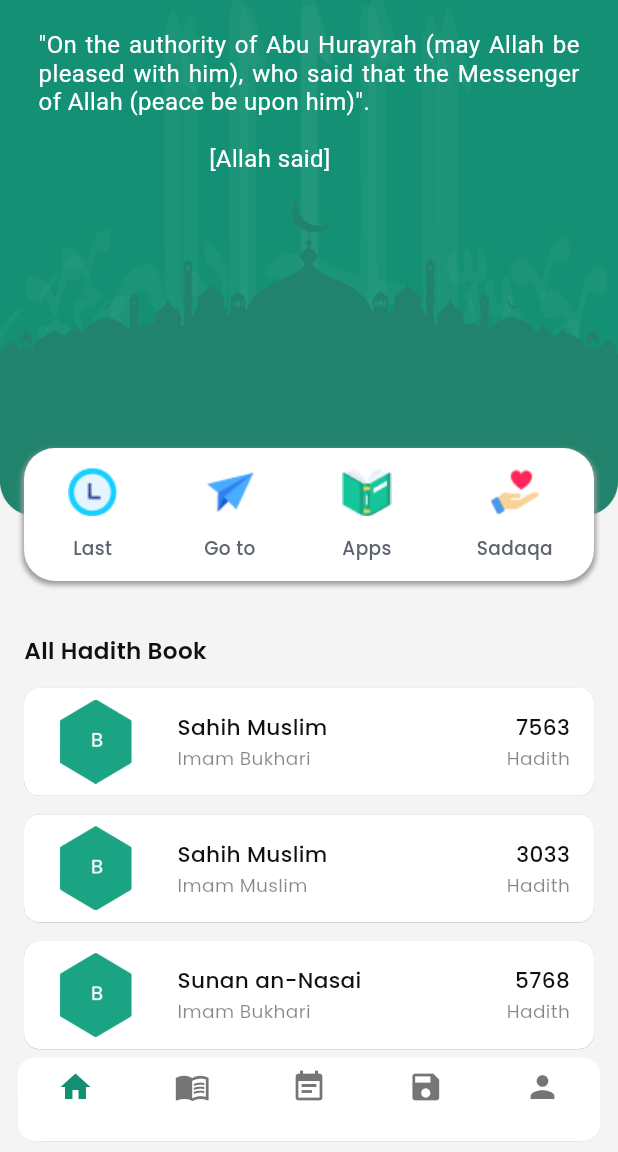
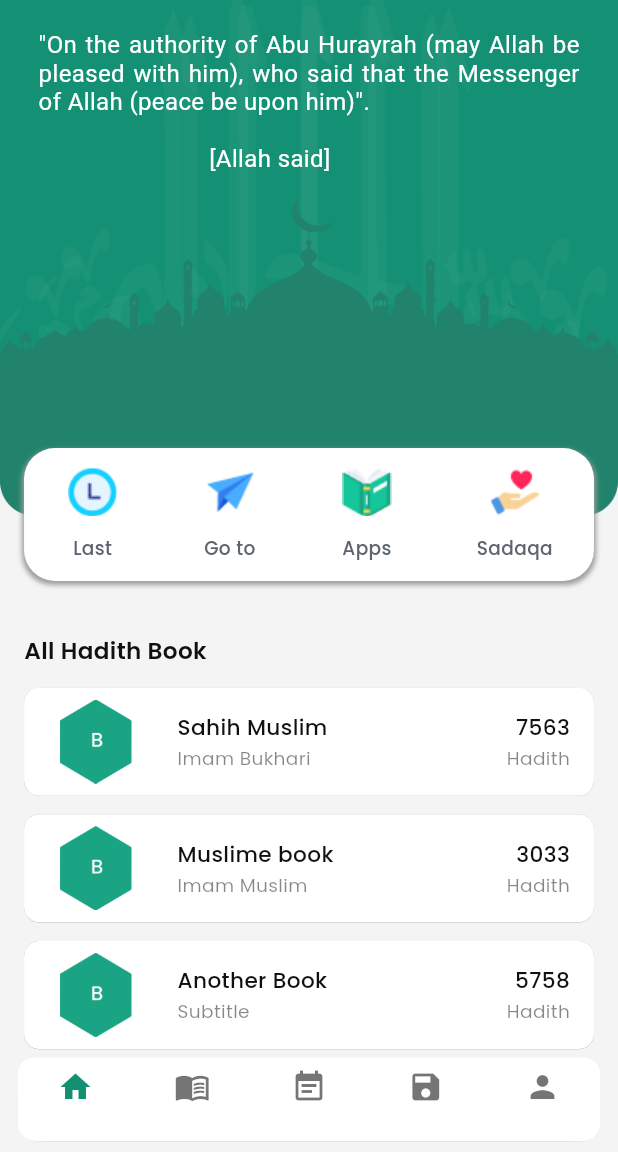
Before and after one commit to nurnabimiah/Al_hadish_Book_Interview_task, a Flutter app: the screen it shows after launch, on a phone screen of 412 x 824 dp, the part 84-1236 px from its top. Run offline on Flutter 3.47's test engine with Material 2 defaults, Android fonts, the phone set to English and light mode, and no system bars; drawn by our look-alikes of carousel_slider; our stand-ins replace flutter_screenutil, get, get_it, google_fonts, sqflite; accounts and stored records are empty.

Commit message:
data call : all data are called from the sqflite database

```diff
--- a/lib/controller/hadith_book_controller.dart
+++ b/lib/controller/hadith_book_controller.dart
@@ -18,6 +18,7 @@
 
 
 class HadithBookController extends GetxController {
+
   RxList<HadithBook> _books = <HadithBook>[].obs;
 
   @override
@@ -31,6 +32,11 @@
     await _loadBooks();
   }
 
+
+
+
+
+
   Future<void> _loadBooks() async {
     final books = await DatabaseHelper.database.query('hadith_books');
     for (final book in books) {
@@ -41,6 +47,7 @@
       final String pageRange = book['page_range'] as String;
 
       final chapters = await DatabaseHelper.database.query('chapters', where: 'book_id = ?', whereArgs: [bookId]);
+      print('...............................>>> ${chapters}');
 
       final hadithBook = HadithBook(
         id: bookId,
--- a/lib/data/model/hadith_book_model.dart
+++ b/lib/data/model/hadith_book_model.dart
@@ -14,9 +14,9 @@
   final String subName;
   final String image;
   final String pageRange;
-  final List<Chapter> chapters;
+  final List<Chapter> ?chapters;
 
-  HadithBook({this.id, required this.name,required this.subName, required this.image, required this.pageRange, required this.chapters});
+  HadithBook({this.id, required this.name,required this.subName, required this.image, required this.pageRange, this.chapters});
 
   // Convert HadithBook instance to a map
   Map<String, dynamic> toMap() {
@@ -40,17 +40,24 @@
       chapters: [],
     );
   }
+
+  @override
+  String toString() {
+    return 'HadithBook{id: $id, name: $name, subName: $subName, image: $image, pageRange: $pageRange, chapters: $chapters}';
+  }
 }
+
 
 class Chapter {
   final int? id;
+  String ? bookId;
   final String title;
   final String subtitle;
 
-  Chapter({this.id, required this.title, required this.subtitle});
+  Chapter({this.id, this.bookId, required this.title, required this.subtitle});
 
   // Convert Chapter instance to a map
-  Map<String, dynamic> toMap(int bookId) {
+  Map<String, dynamic> toMap() {
     return {
       'id': id,
       'book_id': bookId,
@@ -63,8 +70,14 @@
   static Chapter fromMap(Map<String, dynamic> map) {
     return Chapter(
       id: map['id'],
+      bookId: map['bookId'],
       title: map['title'],
       subtitle: map['subtitle'],
     );
   }
+
+  @override
+  String toString() {
+    return 'Chapter{id: $id, bookId:$bookId, title: $title, subtitle: $subtitle}';
+  }
 }
--- a/lib/db_helper/db_helper.dart
+++ b/lib/db_helper/db_helper.dart
@@ -13,8 +13,15 @@
 
 class DatabaseHelper {
   static late Database _database;
+  static var chapter1;
+  static var chapter2;
+  static var chapter3;
+
+
 
   static Future<void> initializeDatabase() async {
+
+
     _database = await openDatabase(
       join(await getDatabasesPath(), 'hadith_database.db'),
 
@@ -43,59 +50,69 @@
   }
 
 
+
+
   static Future<void> insertSampleData() async {
     final books = await _database.query('hadith_books');
     if (books.isEmpty) {
-      final book1 = HadithBook(
+      List<HadithBook> hadithBookList = [
+        HadithBook(
           name: 'Sahih Muslim',
           subName: 'Imam Bukhari',
-        image: 'assets/images/book1.png',
+          image: 'assets/images/book.png',
           pageRange: '7563',
           chapters: [
-          Chapter(title: 'Chapter 1.1', subtitle: 'Subtitle 1.1'),
-          Chapter(title: 'Chapter 1.2', subtitle: 'Subtitle 1.2'),
+            Chapter(title: 'Subject Name', subtitle: 'Hadith Range 1-7'),
+            Chapter(title: 'Subject Name', subtitle: 'Hadith Range 1-7'),
+            Chapter(title: 'Subject Name', subtitle: 'Hadith Range 1-7'),
+            Chapter(title: 'Subject Name', subtitle: 'Hadith Range 1-7'),
+            Chapter(title: 'Subject Name', subtitle: 'Hadith Range 1-7'),
+            Chapter(title: 'Subject Name', subtitle: 'Hadith Range 1-7'),
+            Chapter(title: 'Subject Name', subtitle: 'Hadith Range 1-7'),
+            Chapter(title: 'Subject Name', subtitle: 'Hadith Range 1-7'),
+            Chapter(title: 'Subject Name', subtitle: 'Hadith Range 1-7'),
+            // Add more chapters as needed
           ],
-      );
-
-      final book2 = HadithBook(
-        name: 'Sahih Muslim',
+        ),
+        HadithBook(
+          name: 'Muslime book',
           subName: 'Imam Muslim',
-        image: 'assets/images/book1.png',
+          image: 'assets/images/muslime_book.png',
           pageRange: '3033',
           chapters: [
-          Chapter(title: 'Chapter 1.1', subtitle: 'Subtitle 1.1'),
-          Chapter(title: 'Chapter 1.2', subtitle: 'Subtitle 1.2'),
+            Chapter(title: 'Subject Name', subtitle: 'Hadith Range 1-7'),
+            Chapter(title: 'Subject Name', subtitle: 'Hadith Range 1-7'),
+            Chapter(title: 'Subject Name', subtitle: 'Hadith Range 1-7'),
+            Chapter(title: 'Subject Name', subtitle: 'Hadith Range 1-7'),
+            Chapter(title: 'Subject Name', subtitle: 'Hadith Range 1-7'),
+            // Add more chapters as needed
           ],
+        ),
+        HadithBook(
+          name: 'Another Book',
+          subName: 'Subtitle',
+          image: 'assets/images/muslime_book.png',
+          pageRange: '5758',
+          chapters: [
+            Chapter(title: 'Subject Name', subtitle: 'Hadith Range 1-7')
+            // Add more chapters as needed
+          ],
+        ),
+      ];
+
+      for (int j = 0; j < hadithBookList.length; j++) {
+        final HadithBook book = hadithBookList[j];
+
+        final bookId = await _database.insert('hadith_books', book.toMap());
+
+        List<Chapter> chapters = book.chapters ?? [];
+        for (int i = 0; i < chapters.length; i++) {
+          var chapter = Chapter(
+            title: chapters[i].title,
+            subtitle: chapters[i].subtitle,
+            bookId: bookId.toString(),
           );
-
-      final book3 = HadithBook(
-        name: 'Sunan an-Nasai',
-        subName: 'Imam Bukhari',
-        image: 'assets/images/book1.png',
-        pageRange: '5768',
-        chapters: [
-          Chapter(title: 'Chapter 1.1', subtitle: 'Subtitle 1.1'),
-          Chapter(title: 'Chapter 1.2', subtitle: 'Subtitle 1.2'),
-        ],
-      );
-
-
-      await _database.insert('hadith_books', book1.toMap());
-      await _database.insert('hadith_books', book2.toMap());
-      await _database.insert('hadith_books', book3.toMap());
-    }
-
-    final insertedBooks = await _database.query('hadith_books');
-
-    for (final book in insertedBooks) {
-      final bookId = book['id'] as int;
-      final chaptersExist = await _database.query('chapters', where: 'book_id = ?', whereArgs: [bookId]);
-
-      if (chaptersExist.isEmpty) {
-        final hadithBook = HadithBook.fromMap(book);
-
-        for (final chapter in hadithBook.chapters) {
-          await _database.insert('chapters', chapter.toMap(bookId));
+          await _database.insert('chapters', chapter.toMap());
         }
       }
     }
@@ -104,5 +121,147 @@
 
 
 
+/*  static Future<void> insertSampleData() async {
+    final books = await _database.query('hadith_books');
+    if (books.isEmpty) {
+      List<HadithBook> hadithBookList = [
+        HadithBook(
+          name: 'Sample Hadith Book',
+          subName: 'Imam XYZ',
+          image: 'assets/images/sample_book.png',
+          pageRange: 'Page Range',
+        ),
+        HadithBook(
+          name: 'Muslime book',
+          subName: 'Nayon',
+          image: 'assets/images/muslime_book.png',
+          pageRange: 'Page Range',
+        ),
+        HadithBook(
+          name: 'Another Book',
+          subName: 'Subtitle',
+          image: 'assets/images/another_book.png',
+          pageRange: 'Page Range',
+        ),
+      ];
+
+
+      for (int j = 0; j < hadithBookList.length; j++) {
+        final HadithBook book = hadithBookList[j];
+
+        final bookId = await _database.insert('hadith_books', book.toMap());
+
+        List<Chapter> chapters = [];
+        for (int i = 1; i <= 10; i++) {
+          var chapter = Chapter(
+            title: 'Chapter $i for Book ${j + 1}',
+            subtitle: 'Subtitle $i for Book ${j + 1}',
+            bookId: bookId.toString(),
+          );
+          await _database.insert('chapters', chapter.toMap());
+          chapters.add(chapter);
+        }
+      }
+    }
+  }*/
+
+
+
+
+
+
+
+
+  // static Future<void> insertSampleData() async {
+  //   final books = await _database.query('hadith_books');
+  //   if (books.isEmpty) {
+  //     for (int j = 1; j <= 3; j++) {
+  //       HadithBook? book;
+  //
+  //       if (j == 1) {
+  //         book = HadithBook(
+  //           name: 'Sample Hadith',
+  //           subName: 'Imam XYZ $j',
+  //           image: 'assets/images/sample_book_$j.png',
+  //           pageRange: 'Page Range $j',
+  //         );
+  //       } else if (j == 2) {
+  //         book = HadithBook(
+  //           name: 'Muslime book $j',
+  //           subName: 'Nayon $j',
+  //           image: 'assets/images/muslime_book_$j.png',
+  //           pageRange: 'Page Range $j',
+  //         );
+  //       } else if (j == 3) {
+  //         book = HadithBook(
+  //           name: 'Another Book $j',
+  //           subName: 'Subtitle $j',
+  //           image: 'assets/images/another_book',
+  //           pageRange: 'Page Range',
+  //         );
+  //       }
+  //
+  //       if (book != null) {
+  //         final bookId = await _database.insert('hadith_books', book.toMap());
+  //
+  //         List<Chapter> chapters = [];
+  //         for (int i = 1; i <= 20; i++) {
+  //           var chapter = Chapter(
+  //             title: 'Chapter $i for Book $j',
+  //             subtitle: 'Subtitle $i for Book $j',
+  //             bookId: bookId.toString(),
+  //           );
+  //           await _database.insert('chapters', chapter.toMap());
+  //           chapters.add(chapter);
+  //         }
+  //       }
+  //     }
+  //   }
+  // }
+
+
+
+
+
+
+
+
+
+
+
+
+
+
+  // static Future<void> insertSampleData() async {
+  //   final books = await _database.query('hadith_books');
+  //   if (books.isEmpty) {
+  //     for (int j = 1; j <= 3; j++) {
+  //       final book = HadithBook(
+  //         name: 'Sample Hadith Book $j',
+  //         subName: 'Imam XYZ $j',
+  //         image: 'assets/images/sample_book.png',
+  //         pageRange: '1234',
+  //       );
+  //
+  //       final bookId = await _database.insert('hadith_books', book.toMap());
+  //
+  //       List<Chapter> chapters = [];
+  //       for (int i = 1; i <= 10; i++) {
+  //         var chapter = Chapter(
+  //           title: 'Chapter $i',
+  //           subtitle: 'Subtitle $i',
+  //           bookId: bookId.toString(),
+  //         );
+  //         await _database.insert('chapters', chapter.toMap());
+  //         chapters.add(chapter);
+  //       }
+  //     }
+  //   }
+  // }
+
+
+
+
+
   static Database get database => _database;
 }
--- a/lib/main.dart
+++ b/lib/main.dart
@@ -1,5 +1,6 @@
 
 import 'package:al_hadish_book_interview/utils/app_color_resources.dart';
+import 'package:al_hadish_book_interview/view/screens/chapter_list_screen/chapter_list_screen.dart';
 import 'package:al_hadish_book_interview/view/screens/landing_screen/landing_screen.dart';
 import 'package:flutter/material.dart';
 import 'package:flutter/services.dart';
--- a/lib/view/screens/chapter_list_screen/chapter_list_screen.dart
+++ b/lib/view/screens/chapter_list_screen/chapter_list_screen.dart
@@ -6,15 +6,22 @@
 import 'package:flutter_screenutil/flutter_screenutil.dart';
 import 'package:get/get.dart';
 
+import '../../../controller/hadith_book_controller.dart';
+import '../../../data/model/hadith_book_model.dart';
 import '../../../utils/app_color_resources.dart';
 import '../../../utils/app_style.dart';
 import '../../widgets/search_text_filed_widget.dart';
 
 class ChapterListScreen extends StatelessWidget {
-  const ChapterListScreen({Key? key}) : super(key: key);
+
+  final HadithBook? book;
+  ChapterListScreen({Key? key, this.book}) : super(key: key);
+
+  //final chatListController =Get.put(HadithBookController());
 
   @override
   Widget build(BuildContext context) {
+    print('................................${book!.chapters!.length}');
     return Scaffold(
       backgroundColor: AppColorResources.appPrimaryThemeColor,
       appBar: AppBar(
@@ -31,7 +38,7 @@
             Column(
               crossAxisAlignment: CrossAxisAlignment.start,
               children: [
-                Text('Books Name', style: myStyleSourcePoppins(fontSize: 16.sp, color: AppColorResources.appPrimaryWhiteColor, fontWeight: FontWeight.w600)),
+                Text(book!.name, style: myStyleSourcePoppins(fontSize: 16.sp, color: AppColorResources.appPrimaryWhiteColor, fontWeight: FontWeight.w600)),
                 Text('Books Name', style: myStyleSourceInter(fontSize: 12.sp, color: AppColorResources.appPrimaryWhiteColor, fontWeight: FontWeight.w500)),
               ],
             ),
@@ -63,12 +70,14 @@
 
                   SizedBox(height: 10.h,),
 
-                  Expanded( // Wrap the ListView with Expanded
+                  Expanded(
                     child: ListView.separated(
                       physics: NeverScrollableScrollPhysics(),
-                      itemCount: 10,
+                      itemCount: book!.chapters!.length,
                       separatorBuilder: (BuildContext context, index) => SizedBox(height: 10.h),
-                      itemBuilder: (BuildContext context, index) {
+                      itemBuilder: (BuildContext context, ind) {
+                        final chapter = book!.chapters![ind];
+
                         return Container(
                           //height: 68.h,
                           decoration: BoxDecoration(
@@ -87,14 +96,14 @@
                                     color: AppColorResources.appPrimaryThemeColor,
                                     shape: BoxShape.circle
                                   ),
-                                  child: Center(child: Text('${index.toString()}', style: myStyleSourceInter(fontSize: 14.sp, color: AppColorResources.appPrimaryWhiteColor),)),
+                                  child: Center(child: Text('${ind.toString()}', style: myStyleSourceInter(fontSize: 14.sp, color: AppColorResources.appPrimaryWhiteColor),)),
                                 ),
                                 SizedBox(width:15.w ,),
                                 Column(
                                   crossAxisAlignment: CrossAxisAlignment.start,
                                   children: [
-                                    Text('Suject Name ', style:myStyleSourcePoppins(fontSize: 14.sp, color: Color(0XFF5D646F),fontWeight: FontWeight.w500),),
-                                    Text('Hadith Range: 1-7', style:myStyleSourceInter(fontSize: 12.sp, color:Colors.grey,fontWeight:FontWeight.w500),),
+                                    Text(chapter.title, style:myStyleSourcePoppins(fontSize: 14.sp, color: Color(0XFF5D646F),fontWeight: FontWeight.w500),),
+                                    Text(chapter.subtitle, style:myStyleSourceInter(fontSize: 12.sp, color:Colors.grey,fontWeight:FontWeight.w500),),
                                   ],
                                 )
                               ],
--- a/lib/view/screens/home_screen/home_screen.dart
+++ b/lib/view/screens/home_screen/home_screen.dart
@@ -10,6 +10,7 @@
 import '../../../utils/app_color_resources.dart';
 import '../../../utils/app_const_file.dart';
 import '../../../utils/app_style.dart';
+import '../chapter_list_screen/chapter_list_screen.dart';
 
 
 
@@ -175,7 +176,12 @@
                           separatorBuilder: (BuildContext context,index)=>SizedBox(height:12.h ,),
                           itemBuilder: (BuildContext context,index){
                            final book = controller.books[index];
-                            return Container(
+                           print('..........................>>>>> ${book.toString()}');
+                            return GestureDetector(
+                              onTap: (){
+                                Get.to(ChapterListScreen (book: book));
+                              },
+                              child: Container(
                                 height: 70.h,
                                 decoration: BoxDecoration(
                                     color:AppColorResources.appPrimaryWhiteColor,
@@ -220,6 +226,7 @@
                                    )
 
 
+                              ),
                             );
                         },
 
```
Lines whose indentation alone changed are shown as unchanged.
